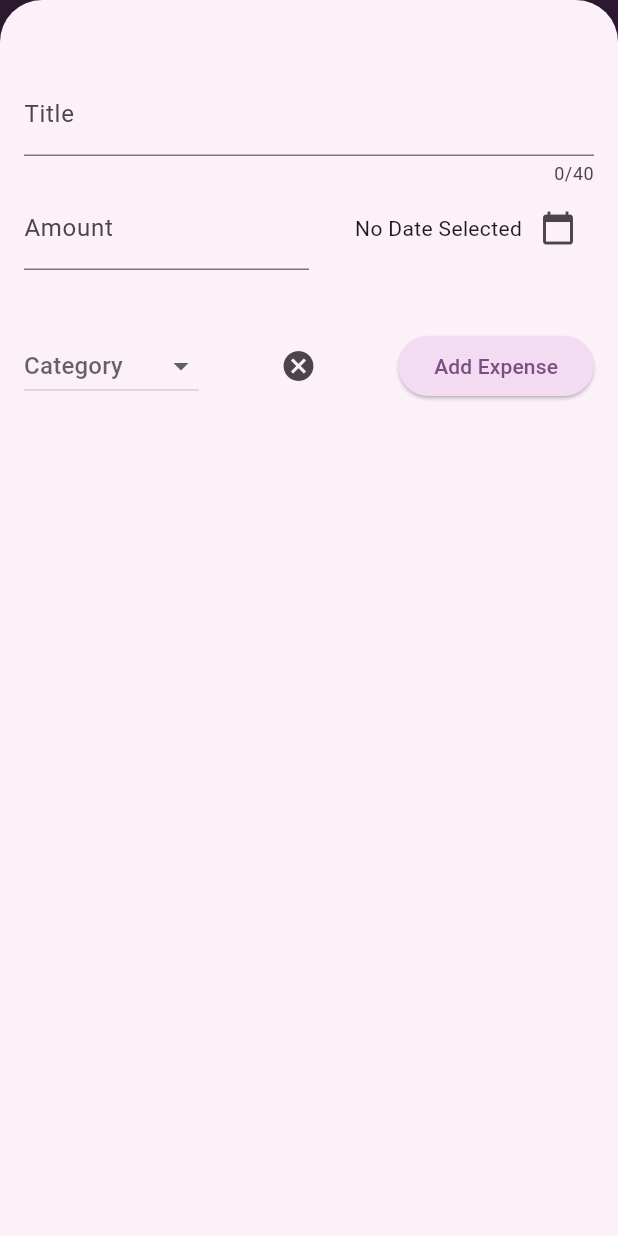
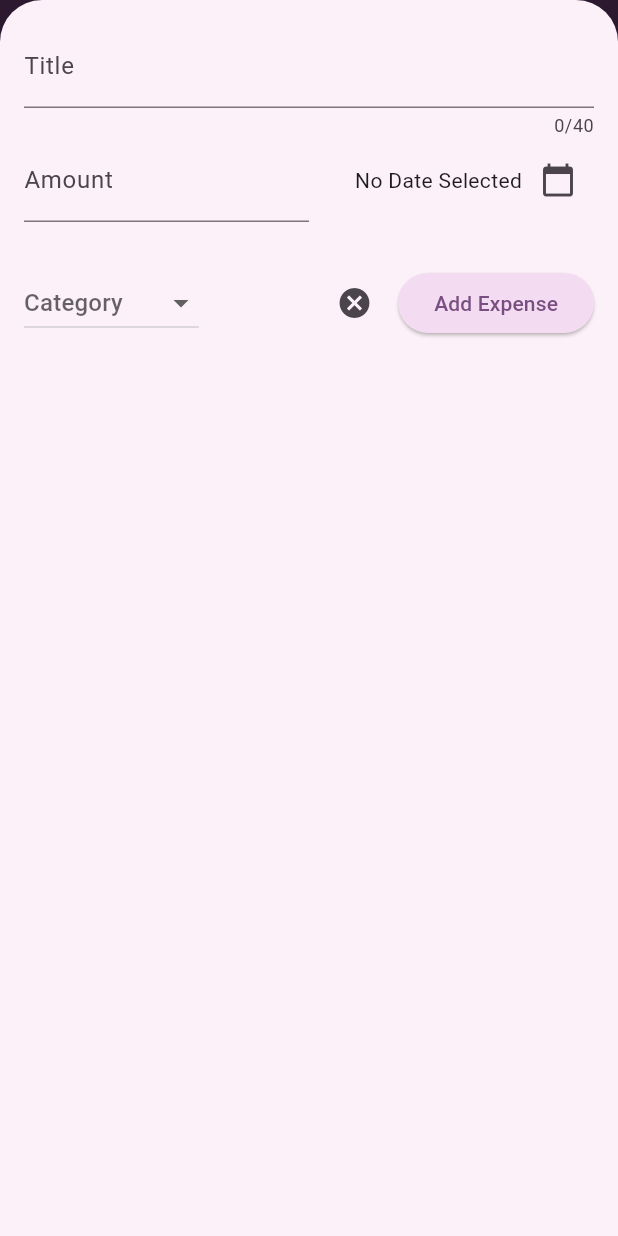
Before and after one commit to aggelostais/expense_tracker, a Flutter app: the screen it shows after launch, after a tap on the "add" icon, on a phone screen of 412 x 824 dp. Run offline on Flutter 3.47's test engine with Material 3 defaults, Android fonts, the phone set to English and light mode, and no system bars.

Commit message:
Refactor add expense overlay window and adjust ui for portrait mode

```diff
--- a/lib/widgets/add_expense.dart
+++ b/lib/widgets/add_expense.dart
@@ -1,10 +1,11 @@
 import 'package:flutter/material.dart';
-import 'package:intl/intl.dart';
 import 'package:expense_tracker/models/expense.dart';
+import 'package:expense_tracker/widgets/add_expense_widgets.dart';
 
 class NewExpense extends StatefulWidget {
   const NewExpense(
-      {super.key, required this.onAddExpense}); // const constructor, so the object is immutable, it cannot be changed after it has been created
+      {super.key,
+      required this.onAddExpense}); // const constructor, so the object is immutable, it cannot be changed after it has been created
 
   final void Function(Expense expense) onAddExpense;
 
@@ -108,90 +109,51 @@ class _NewExpenseState extends State<NewExpense> {
 
   @override
   Widget build(BuildContext context) {
-    return Padding(
+    final keyboardSpace = MediaQuery.of(context)
+        .viewInsets
+        .bottom; // Extra information about UI elements that overlap parts of the UI
+    return LayoutBuilder(
+      // LayoutBuilder is a widget that provides the constraints of the parent widget to its builder function
+      builder: (context, constrains) {
+        final width = constrains.maxWidth;
+        return SizedBox(
+          // With sized box it takes the whole screen height
+          height: double.infinity,
+          child: SingleChildScrollView(
+            child: Padding(
               // padding to have some space around the modal
-      padding: const EdgeInsets.fromLTRB(16, 48, 16, 16),
-      child: Column(
+              padding: EdgeInsets.fromLTRB(16, 16, 16, keyboardSpace + 16),
+              child: width < 600
+                  ? Column(
                       children: [
-          TextField(
-            decoration: const InputDecoration(
-                labelText: 'Title'), // label of the text field
-            maxLength: 40,
-            controller: _titleController,
+                        Row(
+                          children: [
+                            TitleInput(titleController: _titleController),
+                          ],
                         ),
                         Row(
                           children: [
-              // TextField in a Row should be wrapped in an Expanded widget to avoid overflow problems
-              // Textfield wants to take as much space as possible with the row not restricting the space taken
-              // so it causes an overflow
-              Expanded(
-                child: TextField(
-                  decoration: const InputDecoration(
-                    labelText: 'Amount',
-                    suffixText: ' €',
-                  ),
-                  keyboardType:
-                      const TextInputType.numberWithOptions(decimal: true),
-                  controller: _amountController,
-                ),
-              ),
-              Expanded(
-                child: Row(
-                  crossAxisAlignment: CrossAxisAlignment.center,
-                  mainAxisAlignment: MainAxisAlignment.end,
-                  children: [
-                    Text(
-                      _selectedDate == null
-                          ? 'No Date Selected'
-                          : DateFormat('dd/MM/yyyy').format(
-                              _selectedDate!), //! after a variable means that it is never null, as we checked it befores
-                    ),
-                    IconButton(
-                      onPressed: _presentDatePicker,
-                      icon: const Icon(Icons.calendar_today),
-                    ),
+                            AmountInput(amountController: _amountController),
+                            DateInput(
+                                selectedDate: _selectedDate,
+                                presentDatePicker: _presentDatePicker)
                           ],
                         ),
-              ),
-            ],
-          ),
-
-          const SizedBox(
-              height:
-                  40), // add some space between the two rows (textfields and buttons
+                        const SizedBox(height: 30),
                         Row(
                           children: [
-              // we access the values property of the enum class Category
-              // and map it to a list of DropdownMenuItem widgets
-              DropdownButton(
-                hint: const Text('Category'), // title field for the dropdown
-                value:
-                    _selectedCategory, // value that is stored internally in the widget
-                items: Category.values.map((Category category) {
-                  return DropdownMenuItem(
-                    value:
-                        category, // value that is stored internally in the widget
-                    child: Row(
-                      children: [
-                        Icon(categoryIcons[category]),
-                        const SizedBox(width: 15),
-                        Text(category.name[0].toUpperCase() +
-                            category.name.substring(1)),
-                      ],
-                    ),
-                  );
-                }).toList(),
-                onChanged: (value) => _selectCategory(value),
+                            CategoryInput(
+                              selectedCategory: _selectedCategory,
+                              selectCategory: _selectCategory,
                             ),
                             const Spacer(),
                             IconButton(
-                //Cancel button
                               icon: const Icon(Icons.cancel),
                               onPressed: () {
                                 Navigator.pop(context); //close the modal
                               },
                             ),
-              const Spacer(),
+                            const SizedBox(width: 5),
                             ElevatedButton(
                               onPressed: _submitData,
                               child: const Text('Add Expense'),
@@ -199,120 +161,53 @@ class _NewExpenseState extends State<NewExpense> {
                           ],
                         ),
                       ],
+                    )
+                  : Column(
+                      children: [
+                        Row(
+                          crossAxisAlignment: CrossAxisAlignment.start,
+                          children: [
+                            TitleInput(titleController: _titleController),
+                            const SizedBox(width: 20),
+                            AmountInput(amountController: _amountController)
+                          ],
                         ),
+                        Row(
+                          children: [
+                            CategoryInput(
+                              selectedCategory: _selectedCategory,
+                              selectCategory: _selectCategory,
+                            ),
+                            DateInput(
+                                selectedDate: _selectedDate,
+                                presentDatePicker: _presentDatePicker)
+                          ],
+                        ),
+                        const SizedBox(
+                            height:
+                                30), // add some space between the two rows (textfields and buttons)
+                        Row(
+                          mainAxisAlignment: MainAxisAlignment.end,
+                          children: [
+                            IconButton(
+                              icon: const Icon(Icons.cancel),
+                              onPressed: () {
+                                Navigator.pop(context); //close the modal
+                              },
+                            ),
+                            const SizedBox(width: 5),
+                            ElevatedButton(
+                              onPressed: _submitData,
+                              child: const Text('Add Expense'),
+                            ),
+                          ],
+                        )
+                      ],
+                    ),
+            ),
+          ),
+        );
+      },
     );
   }
 }
-
-
-
-
-
-
-
-
-
-
-
-
-
-
-// class _NewExpenseState extends State<NewExpense>{
-//   final _titleController = TextEditingController();
-//   final _amountController = TextEditingController();
-//   DateTime? _selectedDate;
-
-//   void _submitData() {
-//     final enteredTitle = _titleController.text;
-//     final enteredAmount = double.parse(_amountController.text);
-
-//     if (enteredTitle.isEmpty || enteredAmount <= 0 || _selectedDate == null) {
-//       return;
-//     }
-
-//     // widget is a special property that is available in the state object
-//     // it is a pointer to the widget that the state object is connected to
-//     // in this case, it is a pointer to the NewExpense widget
-//     widget.addExpense(
-//       enteredTitle,
-//       enteredAmount,
-//       _selectedDate,
-//     );
-
-//     // close the modal bottom sheet
-//     Navigator.of(context).pop();
-//   }
-
-//   void _presentDatePicker() {
-//     showDatePicker(
-//       context: context,
-//       initialDate: DateTime.now(),
-//       firstDate: DateTime(2021),
-//       lastDate: DateTime.now(),
-//     ).then((pickedDate) {
-//       if (pickedDate == null) {
-//         return;
-//       }
-//       setState(() {
-//         _selectedDate = pickedDate;
-//       });
-//     });
-//   }
-
-//   @override
-//   Widget build(BuildContext context) {
-//     return SingleChildScrollView(
-//       child: Card(
-//         elevation: 5,
-//         child: Container(
-//           padding: EdgeInsets.only(
-//             top: 10,
-//             left: 10,
-//             right: 10,
-//             bottom: MediaQuery.of(context).viewInsets.bottom + 10,
-//           ),
-//           child: Column(
-//             crossAxisAlignment: CrossAxisAlignment.end,
-//             children: [
-//               TextField(
-//                 decoration: const InputDecoration(labelText: 'Title'),
-//                 controller: _titleController,
-//                 onSubmitted: (_) => _submitData(),
-//               ),
-//               TextField(
-//                 decoration: const InputDecoration(labelText: 'Amount'),
-//                 controller: _amountController,
-//                 keyboardType: TextInputType.number,
-//                 onSubmitted: (_) => _submitData(),
-//               ),
-//               Row(
-//                 children: [
-//                   Expanded(
-//                     child: Text(
-//                       _selectedDate == null
-//                           ? 'No Date Chosen!'
-//                           : 'Picked Date: ${DateFormat.yMd().format(_selectedDate!)}',
-//                     ),
-//                   ),
-//                   TextButton(
-//                     onPressed: _presentDatePicker,
-//                     child: const Text(
-//                       'Choose Date',
-//                       style: TextStyle(
-//                         fontWeight: FontWeight.bold,
-//                       ),
-//                     ),
-//                   ),
-//                 ],
-//               ),
-//               ElevatedButton(
-//                 onPressed: _submitData,
-//                 child: const Text('Add Expense'),
-//               ),
-//            ],
-//           ),
-//         ),
-//       ),
-//     );
-//   }
-// }
--- /dev/null
+++ b/lib/widgets/add_expense_widgets.dart
@@ -0,0 +1,104 @@
+import "package:flutter/material.dart";
+import 'package:intl/intl.dart';
+import 'package:expense_tracker/models/expense.dart';
+
+class TitleInput extends StatelessWidget {
+  const TitleInput({super.key, required this.titleController});
+  final TextEditingController titleController;
+
+  @override
+  Widget build(BuildContext context) {
+    return Expanded(
+      child: TextField(
+        decoration: const InputDecoration(
+            labelText: 'Title'), // label of the text field
+        maxLength: 40,
+        controller: titleController,
+      ),
+    );
+  }
+}
+
+class AmountInput extends StatelessWidget {
+  const AmountInput({super.key, required this.amountController});
+  final TextEditingController amountController;
+
+  @override
+  Widget build(BuildContext context) {
+    // TextField in a Row should be wrapped in an Expanded widget to avoid overflow problems
+    // Textfield wants to take as much space as possible with the row not restricting the space taken
+    // so it causes an overflow
+    return Expanded(
+      child: TextField(
+        decoration: const InputDecoration(
+          labelText: 'Amount',
+          suffixText: ' €',
+        ),
+        keyboardType: const TextInputType.numberWithOptions(decimal: true),
+        controller: amountController,
+      ),
+    );
+  }
+}
+
+class DateInput extends StatelessWidget {
+  const DateInput(
+      {super.key, required this.selectedDate, required this.presentDatePicker});
+  final DateTime? selectedDate;
+  final Function() presentDatePicker;
+
+  @override
+  Widget build(BuildContext context) {
+    return Expanded(
+      child: Row(
+        crossAxisAlignment: CrossAxisAlignment.center,
+        mainAxisAlignment: MainAxisAlignment.end,
+        children: [
+          Text(
+            selectedDate == null
+                ? 'No Date Selected'
+                : DateFormat('dd/MM/yyyy').format(
+                    selectedDate!), //! after a variable means that it is never null, as we checked it befores
+          ),
+          IconButton(
+            onPressed: presentDatePicker,
+            icon: const Icon(Icons.calendar_today),
+          ),
+        ],
+      ),
+    );
+  }
+}
+
+
+// we access the values property of the enum class Category
+// and map it to a list of DropdownMenuItem widgets
+class CategoryInput extends StatelessWidget {
+  const CategoryInput(
+      {super.key,
+      required this.selectedCategory,
+      required this.selectCategory});
+  final Category? selectedCategory;
+  final Function(Category?) selectCategory;
+
+  @override
+  Widget build(BuildContext context) {
+    return DropdownButton(
+      hint: const Text('Category'), // title field for the dropdown
+      value: selectedCategory, // value that is stored internally in the widget
+      items: Category.values.map((Category category) {
+        return DropdownMenuItem(
+          value: category, // value that is stored internally in the widget
+          child: Row(
+            children: [
+              Icon(categoryIcons[category]),
+              const SizedBox(width: 15),
+              Text(category.name[0].toUpperCase() + category.name.substring(1)),
+            ],
+          ),
+        );
+      }).toList(),
+      onChanged: (value) => selectCategory(value),
+    );
+  }
+}
--- a/lib/widgets/home.dart
+++ b/lib/widgets/home.dart
@@ -69,6 +69,8 @@ class _ExpensesState extends State<Expenses> {
   // there is a global context variable that is available in the state object
   void _openAddExpenseOverlay() {
     showModalBottomSheet(
+      useSafeArea:
+          true, // stay away from device's unsafe area (notch, home indicator, etc.)
       isScrollControlled:
           true, // This property is used to make the modal sheet take the full screen height
       context: context,
@@ -108,7 +110,8 @@ class _ExpensesState extends State<Expenses> {
           ),
         ],
       ),
-      body: width < 600 // if the width is less than 600, we display the chart below the list
+      body: width <
+              600 // if the width is less than 600, we display the chart below the list
           ? Column(
               children: [
                 Chart(expenses: _registeredExpenses),
@@ -117,17 +120,18 @@ class _ExpensesState extends State<Expenses> {
                 ),
               ],
             )
-          : Row( // if the width is greater than 600, we display the chart next to the list
+          : Row(
+              // if the width is greater than 600, we display the chart next to the list
               children: [
-                 Container(
+                SizedBox(
                   width: width / 3,
                   height: height,
                   child: Chart(expenses: _registeredExpenses),
                 ),
-                Expanded( // Always the solution when wrapped widgets don't work as expected
+                Expanded(
+                  // Always the solution when wrapped widgets don't work as expected
                   child: mainContent,
                 ),
-
               ],
             ),
     );
```
Lines whose indentation alone changed are shown as unchanged.
